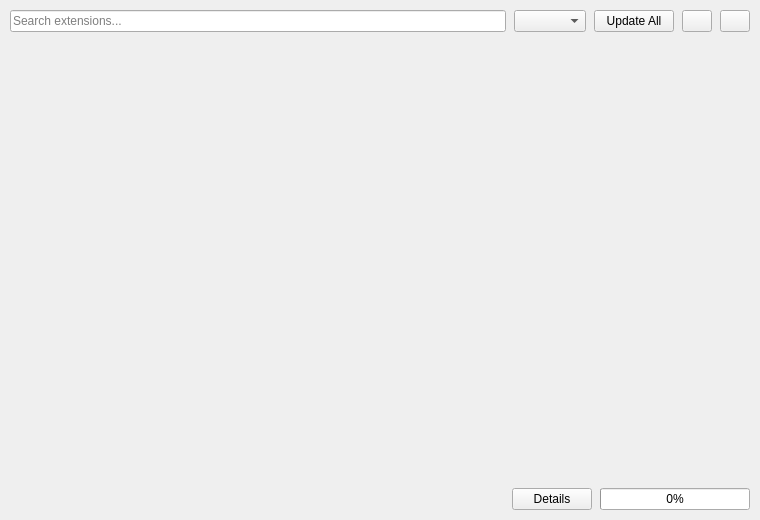
Above: pj_marketplace/src/ui/marketplace_window.ui from Ssz990220/PlotJuggler before the change. Below: the same form after it.
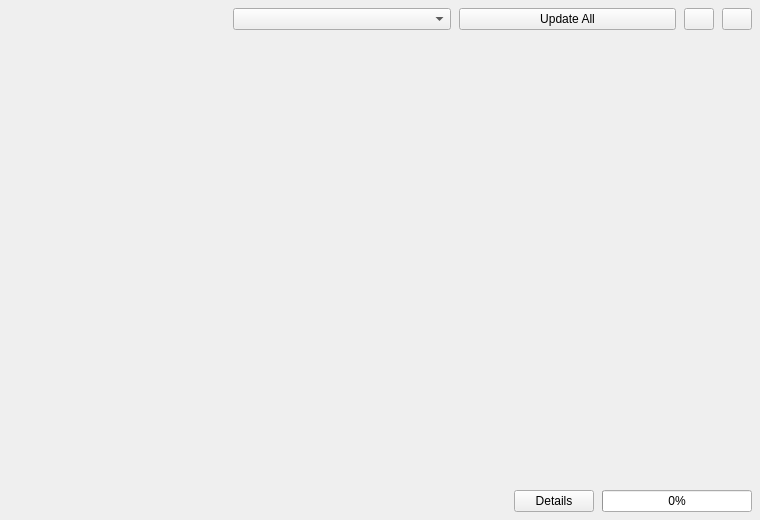
That is the form after the change. Custom widgets are drawn as their Qt base class.

The edit to the form file:
```diff
--- a/pj_marketplace/src/ui/marketplace_window.ui
+++ b/pj_marketplace/src/ui/marketplace_window.ui
@@ -7,21 +7,17 @@
   </property>
   <layout class="QVBoxLayout" name="main_layout">
    <property name="spacing"><number>8</number></property>
-   <property name="leftMargin"><number>10</number></property>
-   <property name="topMargin"><number>10</number></property>
-   <property name="rightMargin"><number>10</number></property>
-   <property name="bottomMargin"><number>10</number></property>
+   <property name="leftMargin"><number>8</number></property>
+   <property name="topMargin"><number>8</number></property>
+   <property name="rightMargin"><number>8</number></property>
+   <property name="bottomMargin"><number>8</number></property>
 
    <!-- Toolbar -->
    <item>
     <layout class="QHBoxLayout" name="toolbar_layout">
      <item>
-      <widget class="QLineEdit" name="search_edit_">
-       <property name="placeholderText"><string>Search extensions...</string></property>
-       <!-- Custom themed clear action wired in setupUi() — Qt's stock
-            clearButton is intentionally off so we don't get the
-            system-styled X next to ours. -->
-       <property name="clearButtonEnabled"><bool>false</bool></property>
+      <widget class="PJ::Search" name="search_edit_">
+       <property name="placeholder"><string>Search extensions...</string></property>
       </widget>
      </item>
      <item>
@@ -68,15 +64,15 @@
        <rect><x>0</x><y>0</y><width>618</width><height>440</height></rect>
       </property>
       <layout class="QVBoxLayout" name="cards_layout_">
-       <property name="spacing"><number>6</number></property>
+       <property name="spacing"><number>8</number></property>
        <property name="leftMargin"><number>0</number></property>
        <property name="topMargin"><number>0</number></property>
-       <property name="rightMargin"><number>6</number></property>
+       <property name="rightMargin"><number>8</number></property>
        <property name="bottomMargin"><number>0</number></property>
        <item>
         <spacer name="cards_stretch">
          <property name="orientation"><enum>Qt::Vertical</enum></property>
-         <property name="sizeHint" stdset="0"><size><width>20</width><height>40</height></size></property>
+         <property name="sizeHint" stdset="0"><size><width>20</width><height>16</height></size></property>
         </spacer>
        </item>
       </layout>
@@ -125,6 +121,11 @@
   </layout>
  </widget>
  <customwidgets>
+  <customwidget>
+   <class>PJ::Search</class>
+   <extends>QWidget</extends>
+   <header>pj_widgets/Search.h</header>
+  </customwidget>
   <customwidget>
    <class>PJ::ComboBox</class>
    <extends>QComboBox</extends>
```
